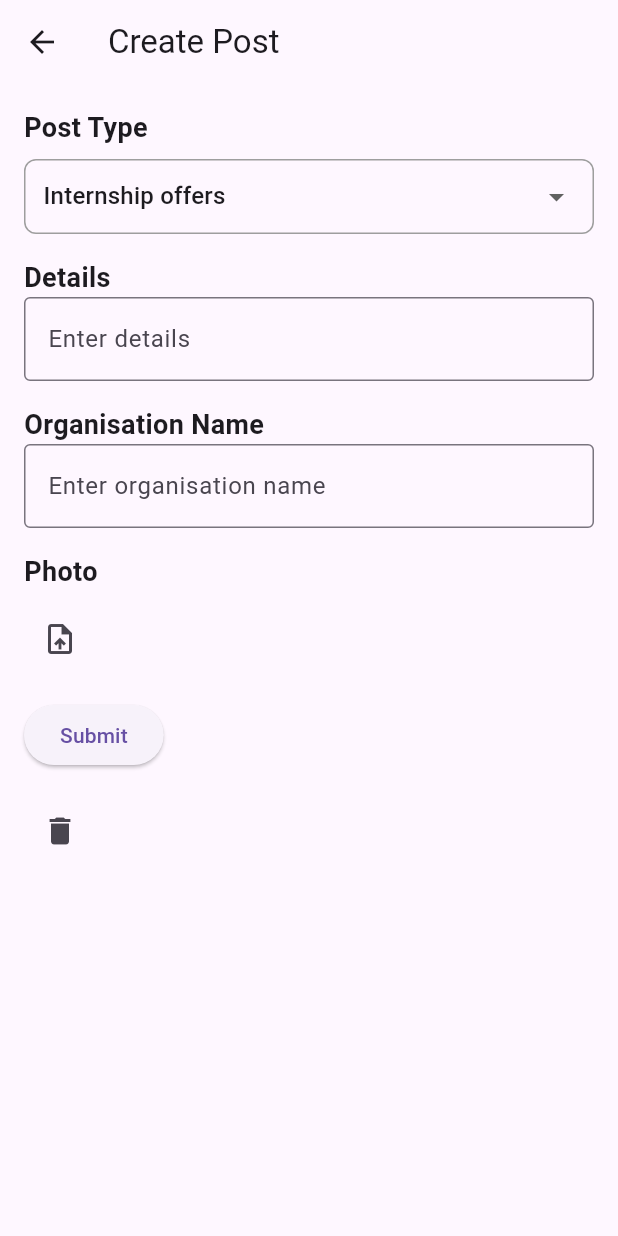
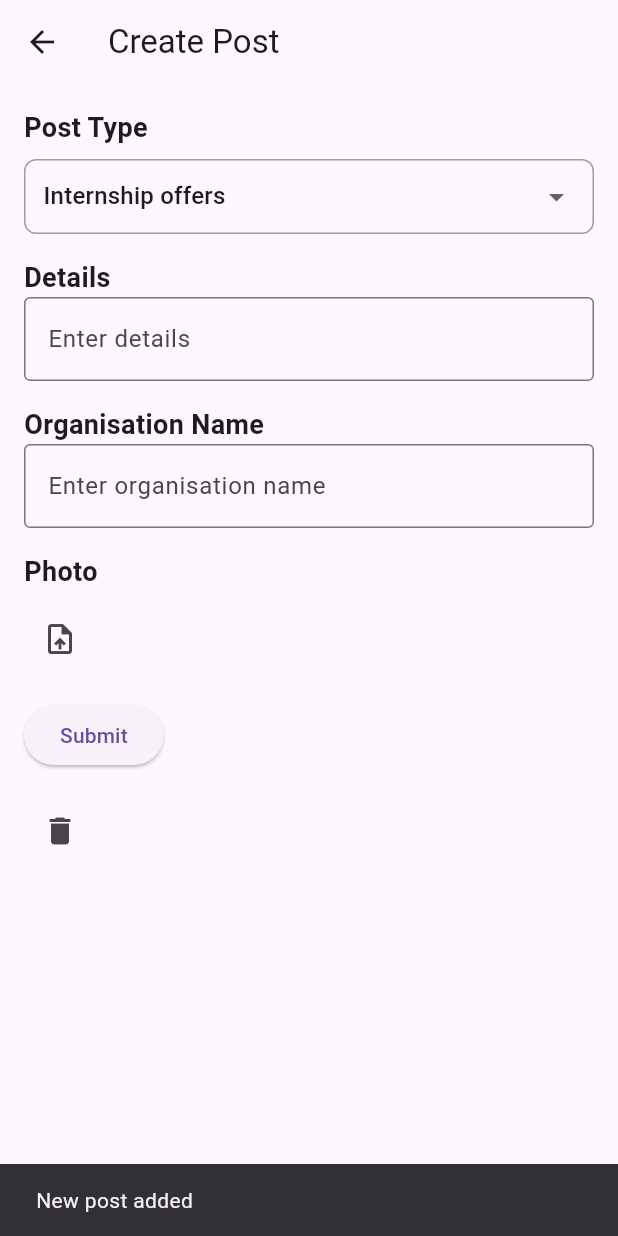
Before and after one commit to Akshay-C-A/EduNetDemo, a Flutter app: the AlumniNewPostPage screen opened directly, after a tap on "Submit", on a phone screen of 412 x 824 dp. Run offline on Flutter 3.47's test engine with Material 3 defaults, Android fonts, the phone set to English and light mode, and no system bars; our stand-ins replace cloud_firestore, firebase_auth, firebase_core, firebase_storage, image_picker, permission_handler; missing offline and left inert: firebase_app_check; accounts and stored records are empty; network calls fail.

Commit message:
added loading screen when submitting post

```diff
--- a/edunetdemo/lib/alumni/alumni_newpost.dart
+++ b/edunetdemo/lib/alumni/alumni_newpost.dart
@@ -29,6 +29,7 @@ class _AlumniNewPostPageState extends State<AlumniNewPostPage> {
   ];
   XFile? _selectedImage;
   final _picker = ImagePicker();
+  bool _isLoading = false;
 
   Future<String?> _uploadImage() async {
     if (_selectedImage == null) return null;
@@ -72,20 +73,34 @@ class _AlumniNewPostPageState extends State<AlumniNewPostPage> {
   }
 
   Future<void> _submitPost() async {
+    setState(() {
+      _isLoading = true;
+    });
+
     final imageURL = await _uploadImage();
     await _AlumniFirestoreService.addAlumniPosts(
       type: _postType,
-      //Added the alumni details from constructor parameter
       alumniId: widget.alumni.alumniId,
-      alumniName: widget.alumni.alumni_name, // Replace with the actual alumni name
-      alumniDesignation:
-          widget.alumni.alumni_designation, // Replace with the actual alumni designation
+      alumniName: widget.alumni.alumni_name,
+      alumniDesignation: widget.alumni.alumni_designation,
       caption: _organisationNameController.text,
       description: _detailsController.text,
       imageURL: imageURL,
     );
+
+    setState(() {
+      _isLoading = false;
+    });
+
+    // Show a success message
+    ScaffoldMessenger.of(context).showSnackBar(
+      const SnackBar(
+        content: Text('New post added'),
+        duration: Duration(seconds: 2),
+      ),
+    );
+
     _resetForm();
-    // Show a success message or navigate to the home page
   }
 
   @override
@@ -94,7 +109,11 @@ class _AlumniNewPostPageState extends State<AlumniNewPostPage> {
       appBar: AppBar(
         title: const Text('Create Post'),
       ),
-      body: SingleChildScrollView(
+      body: _isLoading
+          ? const Center(
+              child: CircularProgressIndicator(),
+            )
+          : SingleChildScrollView(
               child: Padding(
                 padding: const EdgeInsets.all(16.0),
                 child: Column(
@@ -175,7 +194,7 @@ class _AlumniNewPostPageState extends State<AlumniNewPostPage> {
                       children: [
                         IconButton(
                           onPressed: _pickImage,
-                    icon:Icon(Icons.upload_file)
+                          icon: Icon(Icons.upload_file),
                         ),
                         if (_selectedImage != null)
                           Expanded(
@@ -206,7 +225,7 @@ class _AlumniNewPostPageState extends State<AlumniNewPostPage> {
                     const SizedBox(height: 16.0),
                     IconButton(
                       onPressed: _resetForm,
-                icon:Icon(Icons.delete)
+                      icon: Icon(Icons.delete),
                     ),
                   ],
                 ),
```
Lines whose indentation alone changed are shown as unchanged.
